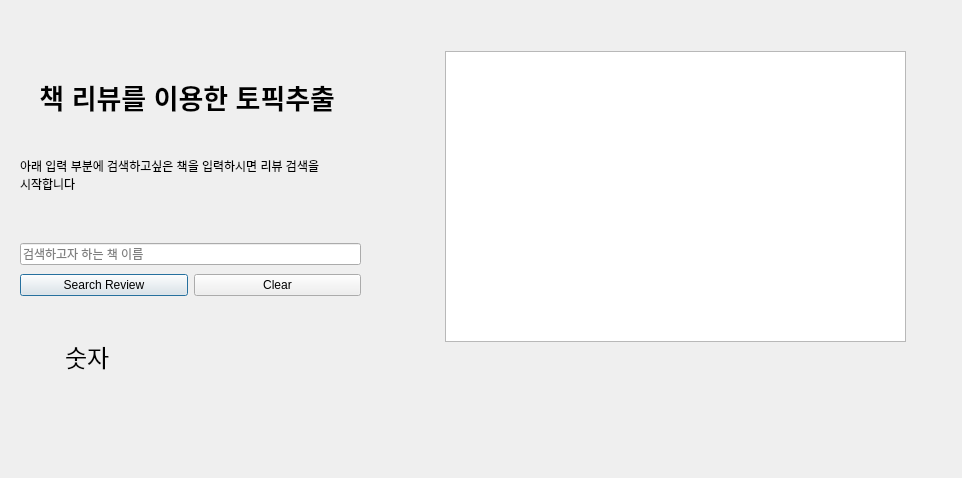
This is test.ui in hakyoung0926/CapstoneLDA as Qt 5 draws it before an edit. The edited form follows.
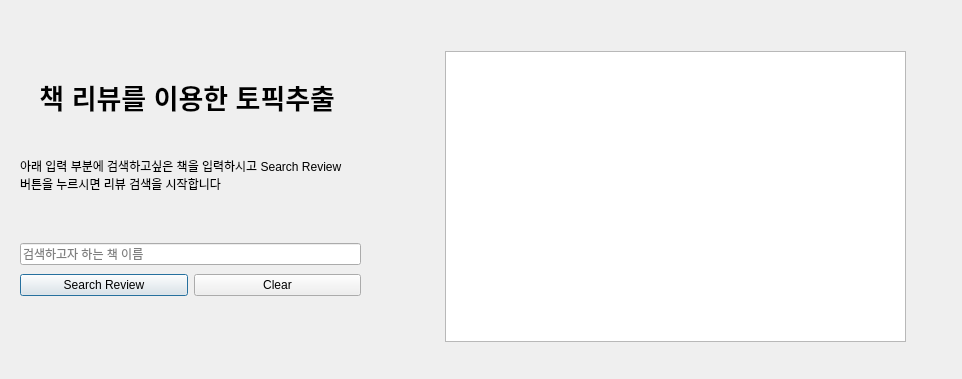
This is the edited form.

Patch:
```diff
--- a/test.ui
+++ b/test.ui
@@ -7,7 +7,7 @@
     <x>0</x>
     <y>0</y>
     <width>962</width>
-    <height>478</height>
+    <height>379</height>
    </rect>
   </property>
   <property name="windowTitle">
@@ -87,7 +87,7 @@
     <item>
      <widget class="QLabel" name="label_2">
       <property name="text">
-       <string>아래 입력 부분에 검색하고싶은 책을 입력하시면 리뷰 검색을 시작합니다</string>
+       <string>아래 입력 부분에 검색하고싶은 책을 입력하시고 Search Review 버튼을 누르시면 리뷰 검색을 시작합니다</string>
       </property>
       <property name="scaledContents">
        <bool>false</bool>
@@ -114,25 +114,6 @@
     </font>
    </property>
   </widget>
-  <widget class="QLabel" name="countNum">
-   <property name="geometry">
-    <rect>
-     <x>65</x>
-     <y>331</y>
-     <width>111</width>
-     <height>51</height>
-    </rect>
-   </property>
-   <property name="font">
-    <font>
-     <family>Agency FB</family>
-     <pointsize>18</pointsize>
-    </font>
-   </property>
-   <property name="text">
-    <string>숫자</string>
-   </property>
-  </widget>
  </widget>
  <resources/>
  <connections/>
```
Left out of the diff: 2 changed lines with no effect on the pictures.
